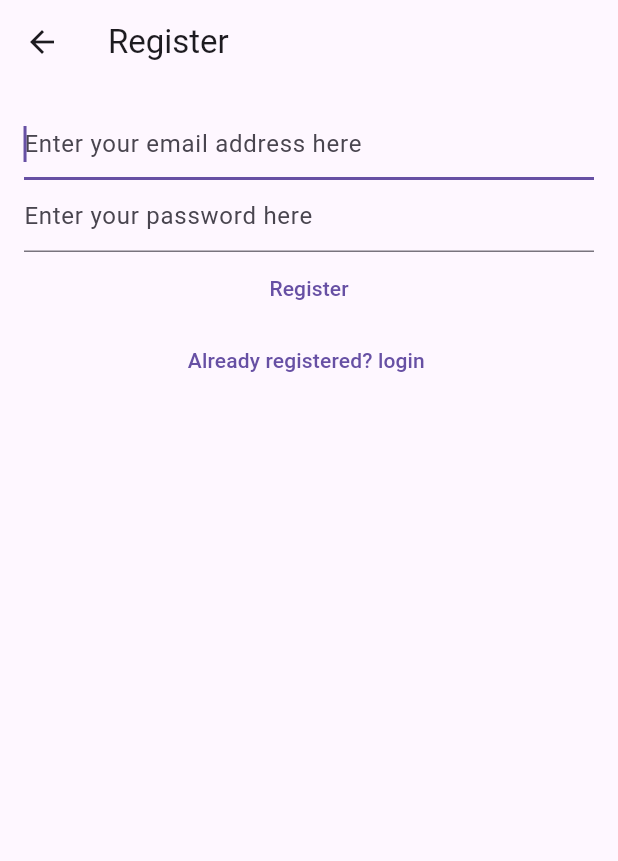
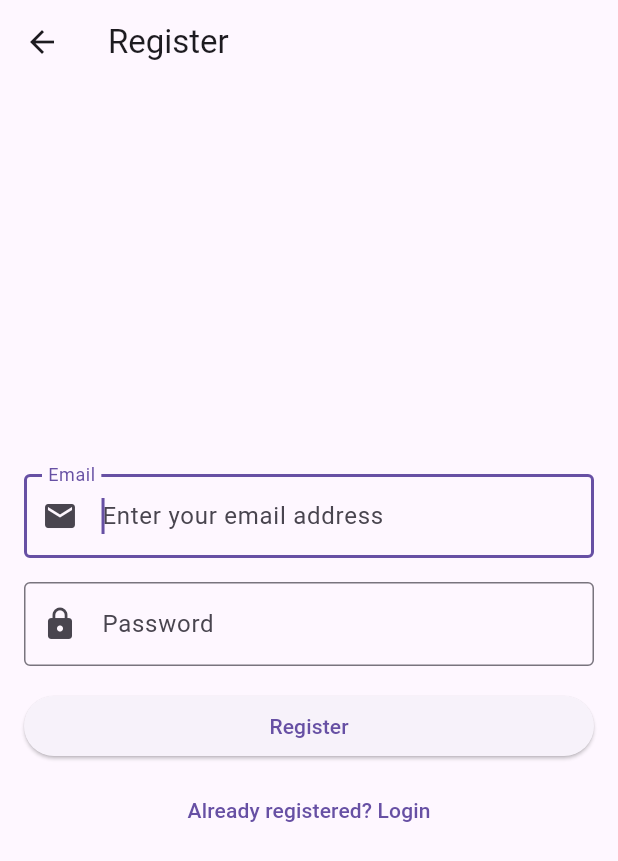
Before and after one commit to Pawankumar-1998/Notes_Application, a Flutter app: the RegisterView screen opened directly, on a phone screen of 412 x 824 dp. Shown: the top 861 px of the screen. Run offline on Flutter 3.47's test engine with Material 3 defaults, Android fonts, the phone set to English and light mode, and no system bars; our stand-ins replace bloc, cloud_firestore, equatable, firebase_auth, firebase_core, flutter_bloc and 1 more; accounts and stored records are empty; network calls fail.

```diff
--- a/lib/main.dart
+++ b/lib/main.dart
@@ -19,8 +19,10 @@ void main() {
 
   runApp(MaterialApp(
     title: 'Flutter Demo',
+    debugShowCheckedModeBanner: false,
     theme: ThemeData(
-      primarySwatch: Colors.blue,
+      primaryColor: Colors.black54,
+      primarySwatch: Colors.brown,
       useMaterial3: true,
     ),
     home: BlocProvider<AuthBloc>(
--- a/lib/services/cloud/cloud_note.dart
+++ b/lib/services/cloud/cloud_note.dart
@@ -19,4 +19,6 @@ class CloudNote {
       : documentId = snapshot.id,
         ownerUserId = snapshot.data()[ownerUserIdFieldName],
         text = snapshot.data()[textFieldName];
+
+  get lastUpdated => null;
 }
--- a/lib/views/register_view.dart
+++ b/lib/views/register_view.dart
@@ -1,4 +1,3 @@
-// below is the code for the registration view
 import 'package:flutter/material.dart';
 import 'package:flutter_bloc/flutter_bloc.dart';
 import 'package:mynotes/services/auth/auth_exception.dart';
@@ -6,11 +5,9 @@ import 'package:mynotes/services/auth/bloc/auth_bloc.dart';
 import 'package:mynotes/services/auth/bloc/auth_event.dart';
 import 'package:mynotes/services/auth/bloc/auth_state.dart';
 import 'package:mynotes/utilities/dialog/error_dialog.dart';
-// import 'package:mynotes/services/auth/auth_service.dart';
-// import 'package:mynotes/constants/routes.dart';
 
 class RegisterView extends StatefulWidget {
-  const RegisterView({super.key});
+  const RegisterView({Key? key}) : super(key: key);
 
   @override
   State<RegisterView> createState() => _RegisterViewState();
@@ -20,7 +17,6 @@ class _RegisterViewState extends State<RegisterView> {
   late final TextEditingController _email;
   late final TextEditingController _password;
 
-//  this method is called first when the app is first build
   @override
   void initState() {
     _email = TextEditingController();
@@ -28,7 +24,6 @@ class _RegisterViewState extends State<RegisterView> {
     super.initState();
   }
 
-  //  this method is used to destroye the object of the memory
   @override
   void dispose() {
     _email.dispose();
@@ -42,13 +37,17 @@ class _RegisterViewState extends State<RegisterView> {
       listener: (context, state) async {
         if (state is AuthStateRegistering) {
           if (state.exception is WeakPasswordAuthException) {
-            await showErrorDialog(context, 'weak password');
+            await showErrorDialog(
+                context, 'Weak password. Please choose a stronger one.');
           } else if (state.exception is EmailAlreadyInUseAuthException) {
-            await showErrorDialog(context, 'Email already in use');
+            await showErrorDialog(
+                context, 'Email already in use. Try a different one.');
           } else if (state.exception is GenericAuthException) {
-            await showErrorDialog(context, 'Registration failed');
+            await showErrorDialog(
+                context, 'Registration failed. Please try again.');
           } else if (state.exception is InvalidEmailAuthException) {
-            await showErrorDialog(context, 'Invalid email');
+            await showErrorDialog(context,
+                'Invalid email. Please provide a valid email address.');
           }
         }
       },
@@ -57,6 +56,8 @@ class _RegisterViewState extends State<RegisterView> {
         body: Padding(
           padding: const EdgeInsets.all(16.0),
           child: Column(
+            mainAxisAlignment: MainAxisAlignment.center,
+            crossAxisAlignment: CrossAxisAlignment.stretch,
             children: [
               TextField(
                 controller: _email,
@@ -64,18 +65,28 @@ class _RegisterViewState extends State<RegisterView> {
                 autocorrect: false,
                 autofocus: true,
                 keyboardType: TextInputType.emailAddress,
-                decoration: const InputDecoration(
-                    hintText: "Enter your email address here "),
+                decoration: InputDecoration(
+                  labelText: "Email",
+                  hintText: "Enter your email address",
+                  prefixIcon: Icon(Icons.email),
+                  border: OutlineInputBorder(),
+                ),
               ),
+              const SizedBox(height: 16.0),
               TextField(
                 controller: _password,
                 obscureText: true,
                 enableSuggestions: false,
                 autocorrect: false,
-                decoration: const InputDecoration(
-                    hintText: "Enter your password here  "),
+                decoration: InputDecoration(
+                  labelText: "Password",
+                  hintText: "Enter your password",
+                  prefixIcon: Icon(Icons.lock),
+                  border: OutlineInputBorder(),
+                ),
               ),
-              TextButton(
+              const SizedBox(height: 16.0),
+              ElevatedButton(
                 onPressed: () async {
                   final email = _email.text;
                   final password = _password.text;
@@ -85,13 +96,13 @@ class _RegisterViewState extends State<RegisterView> {
                 },
                 child: const Text("Register"),
               ),
-
-              // adding the button to link to the login view
+              const SizedBox(height: 8.0),
               TextButton(
-                  onPressed: () {
-                    context.read<AuthBloc>().add(const AuthEventLogOut());
-                  },
-                  child: const Text("Already registered? login "))
+                onPressed: () {
+                  context.read<AuthBloc>().add(const AuthEventLogOut());
+                },
+                child: const Text("Already registered? Login"),
+              ),
             ],
           ),
         ),
```
Also changed, not shown: lib/views/forgot_password_view.dart (+21 -9 lines), lib/views/login_view.dart (+24 -19 lines), lib/views/note/create_update_note_view.dart (+17 -20 lines), lib/views/note/notes_view.dart (+16 -15 lines), lib/views/verify_email_view.dart (+21 -11 lines).
